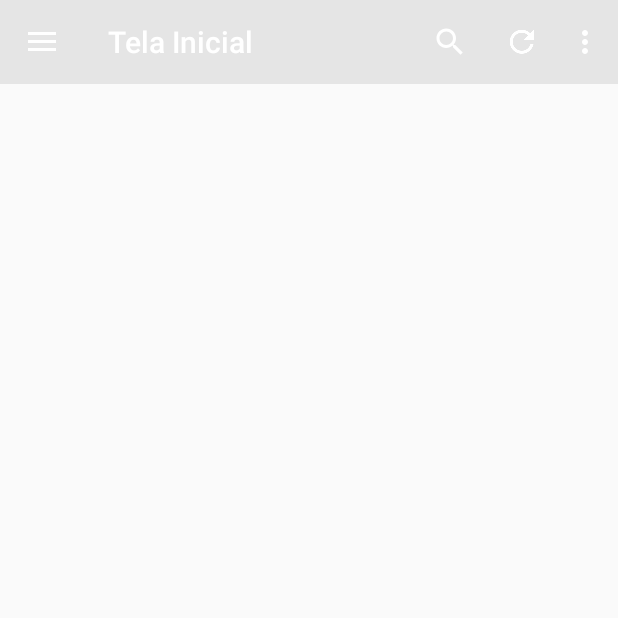
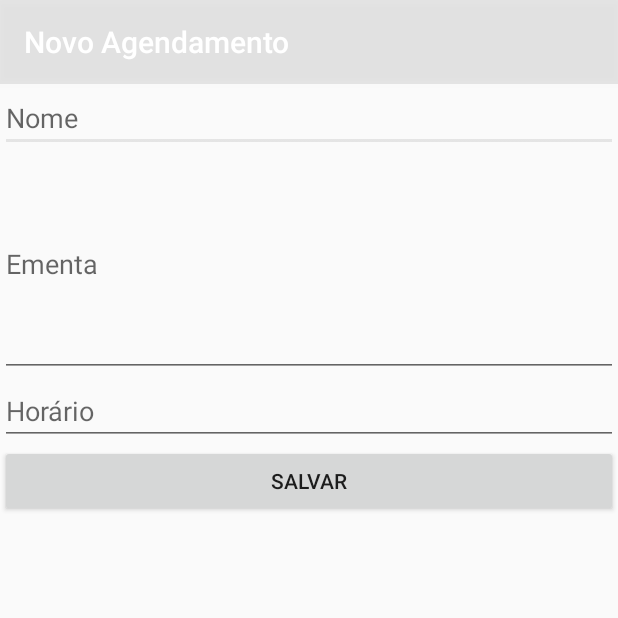
Before and after one commit to rubenmorais2/projetoVistoCar, an Android app: the TelaInicial screen opened directly, with no data from a screen before it, after a tap on "Agendamento", on a phone screen of 412 x 824 dp, the top half of it. Run offline under Robolectric (Android 15) with nearby library versions, the phone set to English and light mode, and no system bars; our stand-ins replace Picasso, Room's generated code; pictures from the network do not load; 3 other taps on this screen came first.

Commit message:
projetoVistoCar

```diff
--- a/app/build.gradle
+++ b/app/build.gradle
@@ -54,6 +54,8 @@ dependencies {
     //Google play services
     implementation 'com.google.android.gms:play-services-maps:17.0.0'
     implementation 'com.google.android.gms:play-services-location:17.0.0'
+    //noinspection GradleCompatible
+    implementation 'com.android.support:cardview-v7:23.2.1'
 
 
     testImplementation 'junit:junit:4.12'
--- a/app/src/main/java/com/ruben/vistocar/AgendamentoAdapter.kt
+++ b/app/src/main/java/com/ruben/vistocar/AgendamentoAdapter.kt
@@ -7,9 +7,7 @@ import android.view.LayoutInflater
 import android.view.View
 import android.view.ViewGroup
 import android.widget.ImageView
-import android.widget.ProgressBar
 import android.widget.TextView
-import com.squareup.picasso.Callback
 import com.squareup.picasso.Picasso
 
 
@@ -19,13 +17,11 @@ class AgendamentoAdapter (val agendamentos: List<agendamento>, val onClick: (age
     class AgendamentosViewHolder(view: View): RecyclerView.ViewHolder(view){
         val cardNome: TextView
         val cardImage: ImageView
-        val cardProgress: ProgressBar
         val cardView: CardView
 
         init {
             cardNome = view.findViewById(R.id.cardNome)
             cardImage = view.findViewById(R.id.cardImage)
-            cardProgress = view.findViewById(R.id.cardProgress)
             cardView = view.findViewById(R.id.CardViewAgendamento)
         }
     }
@@ -34,29 +30,31 @@ class AgendamentoAdapter (val agendamentos: List<agendamento>, val onClick: (age
 
     override fun getItemCount() = this.agendamentos.size
 
-    // inflar layout do adapter
-
     override fun onCreateViewHolder(parent: ViewGroup, viewType: Int): AgendamentosViewHolder {
-        // infla view no adapter
         val view = LayoutInflater.from(parent.context).inflate(R.layout.agendamento_services, parent, false)
 
-        // retornar ViewHolder
         val holder = AgendamentosViewHolder(view)
         return holder
     }
 
-    // bind para atualizar Views com os dados
-
     override fun onBindViewHolder(holder: AgendamentosViewHolder, position: Int) {
         val context = holder.itemView.context
 
-        // recuperar objeto disciplina
-        val disciplina = agendamentos[position]
+        val produto = agendamentos[position]
 
-        // atualizar dados de disciplina
+        holder.cardNome.text = produto.nome
 
+        Picasso.with(context).load(produto.foto).fit().into(
+            holder.cardImage,
+            object: com.squareup.picasso.Callback {
+                override fun onSuccess() {
+                }
 
-        holder.cardProgress.visibility = View.VISIBLE
+                override fun onError() {
+                }
+            }
+        )
 
+        holder.itemView.setOnClickListener{ onClick(agendamento())}
     }
 }
--- a/app/src/main/java/com/ruben/vistocar/CriarAgendamento.kt
+++ b/app/src/main/java/com/ruben/vistocar/CriarAgendamento.kt
@@ -4,15 +4,15 @@ import androidx.appcompat.app.AppCompatActivity
 import android.os.Bundle
 import kotlinx.android.synthetic.main.agendamento.*
 
-class CriarAgendamento : AppCompatActivity() {
+class CriarAgendamento : DebugActivity() {
 
     override fun onCreate(savedInstanceState: Bundle?) {
         super.onCreate(savedInstanceState)
         setContentView(R.layout.agendamento)
-        setTitle("Nova Disciplina")
+        setTitle("Novo Agendamento")
 
-        salvarDisciplina.setOnClickListener {
-            val disciplina = agendamento()
+        salvarAgendamento.setOnClickListener {
+            val agendamento = agendamento()
         }
     }
 }
--- a/app/src/main/java/com/ruben/vistocar/ServicesAgendamento.kt
+++ b/app/src/main/java/com/ruben/vistocar/ServicesAgendamento.kt
@@ -1,22 +1,46 @@
 package com.ruben.vistocar
 
 import android.content.Context
+import android.content.Intent
+import androidx.core.content.ContextCompat.startActivity
 
 object ServicesAgendamento {
 
     fun getAgendamentos(context: Context): List<agendamento> {
         val agendamentos = mutableListOf<agendamento>()
 
-        for (i in 1..10) {
-            val a = agendamento()
-            a.nome = "Nome $i"
-            a.carro = "Carro $i"
-            a.modeloCarro = "Modelo do carro $i"
-            a.data = "Data $i"
-            a.foto = "foto $i"
-            agendamentos.add(a)
+        val a = agendamento()
+        a.nome = "Veículos Recuperados de Sinistro"
+        a.categoria = "1"
+        a.foto = "http://www.vistocar.com.br/template/imagens/img-home-1.png"
+        agendamentos.add(a)
 
-        }
+        a.nome = "Veículos Modificados/ Alteração de Caracteristicas"
+        a.categoria = "2"
+        a.foto = "https://www.vistocar.com.br/template/imagens/img-home-2.png"
+        agendamentos.add(a)
+
+        a.nome = "Gás Natural Veicular (GNV)"
+        a.categoria = "3"
+        a.foto = "https://www.vistocar.com.br/template/imagens/img-home-3.png"
+        agendamentos.add(a)
+
+        a.nome = "Transporte Produtos Perigosos"
+        a.categoria = "4"
+        a.foto = "https://www.vistocar.com.br/template/imagens/img-home-4.png"
+        agendamentos.add(a)
+
+        a.nome = "Inspeção Mercosul (CITV)"
+        a.categoria = "5"
+        a.foto = "http://www.vistocar.com.br/template/imagens/img-home-5.png"
+        agendamentos.add(a)
+
+        a.nome = "Alvarás de Taxis e Escolares"
+        a.categoria = "6"
+        a.foto = "http://www.vistocar.com.br/template/imagens/img-home-6.png"
+        agendamentos.add(a)
+
         return agendamentos
     }
+
 }
--- a/app/src/main/java/com/ruben/vistocar/TelaInicial.kt
+++ b/app/src/main/java/com/ruben/vistocar/TelaInicial.kt
@@ -21,6 +21,9 @@ import kotlinx.android.synthetic.main.toolbar.*
 class TelaInicial : DebugActivity(), NavigationView.OnNavigationItemSelectedListener {
 
     private val context: Context get() = this
+
+    private var agendamentos = listOf<agendamento>()
+
     override fun onCreate(savedInstanceState: Bundle?) {
         super.onCreate(savedInstanceState)
         setContentView(R.layout.tela_inicial)
@@ -31,6 +34,23 @@ class TelaInicial : DebugActivity(), NavigationView.OnNavigationItemSelectedList
         supportActionBar?.setDisplayHomeAsUpEnabled(true)
 
         configuraMenuLateral()
+
+        recyclerAgendamentos?.layoutManager = LinearLayoutManager(context)
+        recyclerAgendamentos?.itemAnimator = DefaultItemAnimator()
+        recyclerAgendamentos?.setHasFixedSize(true)
+    }
+
+    override fun onResume() {
+        super.onResume()
+        taskAgendamentos()
+    }
+
+    fun taskAgendamentos(){
+        agendamentos = ServicesAgendamento.getAgendamentos(context)
+        recyclerAgendamentos?.adapter = AgendamentoAdapter(agendamentos) {onClickAgendamento(it)}
+    }
+
+    fun onClickAgendamento(agendamento: agendamento){
     }
 
     fun cliqueSair() {
@@ -90,8 +110,7 @@ class TelaInicial : DebugActivity(), NavigationView.OnNavigationItemSelectedList
     override fun onNavigationItemSelected(item: MenuItem): Boolean {
         when (item.itemId) {
             R.id.nav_agendamento -> {
-                var Intent = Intent(this, agendamento::class.java)
-                intent.addFlags(android.content.Intent.FLAG_ACTIVITY_CLEAR_TOP)
+                var intent = Intent(this, CriarAgendamento ::class.java)
                 startActivity(intent)
             }
 
@@ -109,4 +128,5 @@ class TelaInicial : DebugActivity(), NavigationView.OnNavigationItemSelectedList
         layoutMenuLateral.closeDrawer(GravityCompat.START)
         return true
     }
+
 }
--- a/app/src/main/java/com/ruben/vistocar/agendamento.kt
+++ b/app/src/main/java/com/ruben/vistocar/agendamento.kt
@@ -13,11 +13,8 @@ class agendamento: Serializable {
     @PrimaryKey
     var id: Long = 0
     var nome: String = ""
-    var carro: String = ""
-    var modeloCarro: String = ""
-    var data: String = ""
-    var horario: Int = 0
-    var foto = ""
+    var categoria: String = ""
+    var foto: String = ""
 
     override fun toString(): String {
         return "Agendamento(nome'$nome')"
--- a/app/src/main/res/layout/agendamento.xml
+++ b/app/src/main/res/layout/agendamento.xml
@@ -32,7 +32,7 @@
         android:inputType="textPersonName" />
 
     <Button
-        android:id="@+id/salvarDisciplina"
+        android:id="@+id/salvarAgendamento"
         android:layout_width="match_parent"
         android:layout_height="wrap_content"
         android:text="salvar" />
--- a/app/src/main/res/layout/tela_inicial.xml
+++ b/app/src/main/res/layout/tela_inicial.xml
@@ -17,8 +17,8 @@
         <include layout="@layout/toolbar" />
 
         <ScrollView
-            android:layout_width="178dp"
-            android:layout_height="218dp">
+            android:layout_width="match_parent"
+            android:layout_height="678dp">
 
             <!-- Colocar cardview com as disciplinas-->
             <androidx.recyclerview.widget.RecyclerView
--- a/app/src/main/res/menu/menu_config.xml
+++ b/app/src/main/res/menu/menu_config.xml
@@ -1,19 +1,19 @@
 <?xml version="1.0" encoding="utf-8"?>
 <menu xmlns:android="http://schemas.android.com/apk/res/android"
     xmlns:app="http://schemas.android.com/apk/res-auto">
-    <item android:id="@+id/action_buscar"
+    <item
+        android:id="@+id/action_buscar"
         android:icon="@drawable/ic_buscar_white"
         android:title="@string/action_buscar"
         app:showAsAction="always"
         app:actionViewClass="androidx.appcompat.widget.SearchView"/>
-    <item android:id="@+id/action_atualizar"
+    <item
+        android:id="@+id/action_atualizar"
         android:icon="@drawable/ic_atualizar_white"
-        android:title="@string/action_atualizar"
+        android:title="Atualizar"
         app:showAsAction="ifRoom" />
-    <item android:id="@+id/action_adicionar"
-        android:title="@string/action_adicionar"
-        app:showAsAction="never" />
-    <item android:id="@+id/action_config"
-        android:title="@string/action_config"
+    <item
+        android:id="@+id/action_config"
+        android:title="Configurações"
         app:showAsAction="never" />
 </menu>
```
Also changed, not shown: app/src/main/AndroidManifest.xml (+1 -7 lines), app/src/main/res/layout/agendamento_services.xml (+12 -14 lines).
